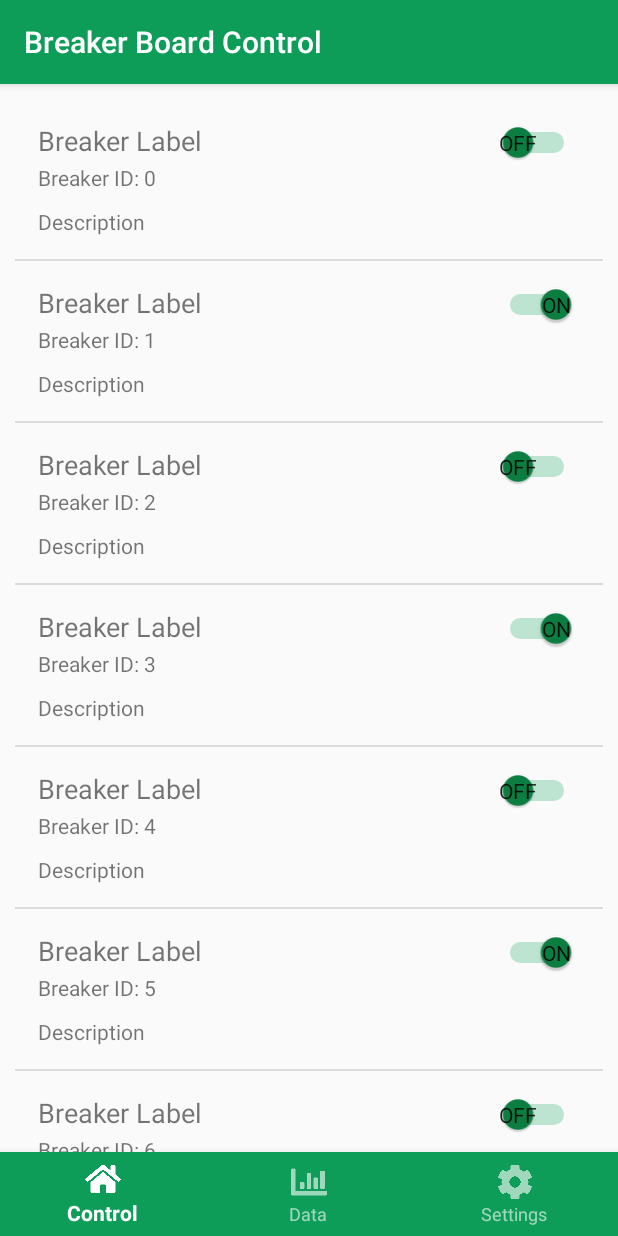
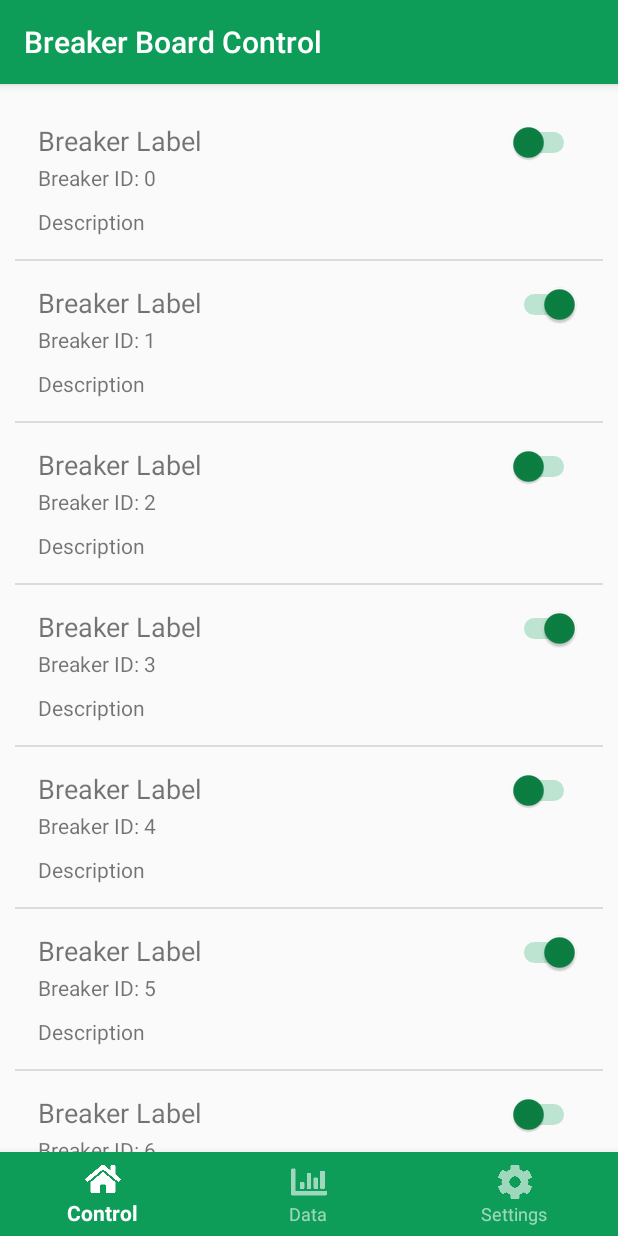
Before and after one commit to plyons72/Humble-Home, an Android app: the screen it shows after launch (MainActivity), on a phone screen of 412 x 824 dp. Run offline under Robolectric (Android 15) with nearby library versions, the phone set to English and light mode, and no system bars.

```diff
--- a/android-app/HumbleHome/app/src/main/res/layout/breaker_view.xml
+++ b/android-app/HumbleHome/app/src/main/res/layout/breaker_view.xml
@@ -1,6 +1,5 @@
 <?xml version="1.0" encoding="utf-8"?>
 <TableLayout xmlns:android="http://schemas.android.com/apk/res/android"
-    xmlns:tools="http://schemas.android.com/tools"
     android:layout_width="match_parent"
     android:layout_height="match_parent"
     android:padding="15dp"
@@ -22,7 +21,7 @@
             android:layout_width="wrap_content"
             android:layout_height="wrap_content"
             android:layout_column="2"
-            android:showText="true"
+            android:showText="false"
             android:textOff="@string/switch_off"
             android:textOn="@string/switch_on"
             android:thumbTint="@color/colorPrimaryDark"
```
